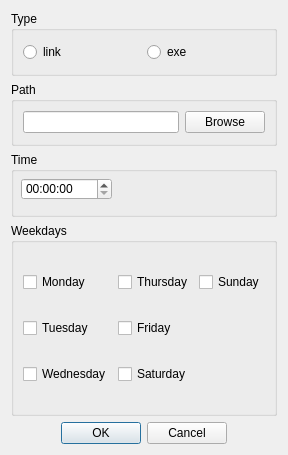
EdsilvaEps/Ulysses, file UlyssesApp/eventedit.ui: the form before one commit.
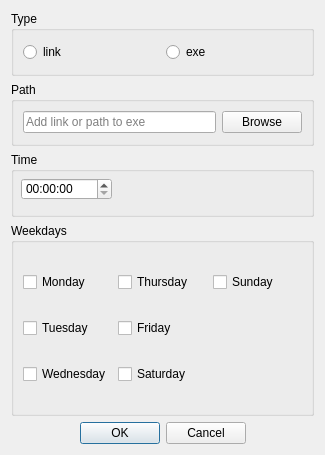
The form after the commit.

Patch:
```diff
--- a/UlyssesApp/eventedit.ui
+++ b/UlyssesApp/eventedit.ui
@@ -6,7 +6,7 @@
    <rect>
     <x>0</x>
     <y>0</y>
-    <width>280</width>
+    <width>325</width>
     <height>455</height>
    </rect>
   </property>
@@ -63,6 +63,9 @@
           <verstretch>0</verstretch>
          </sizepolicy>
         </property>
+        <property name="placeholderText">
+         <string>Add link or path to exe </string>
+        </property>
        </widget>
       </item>
       <item>
```
